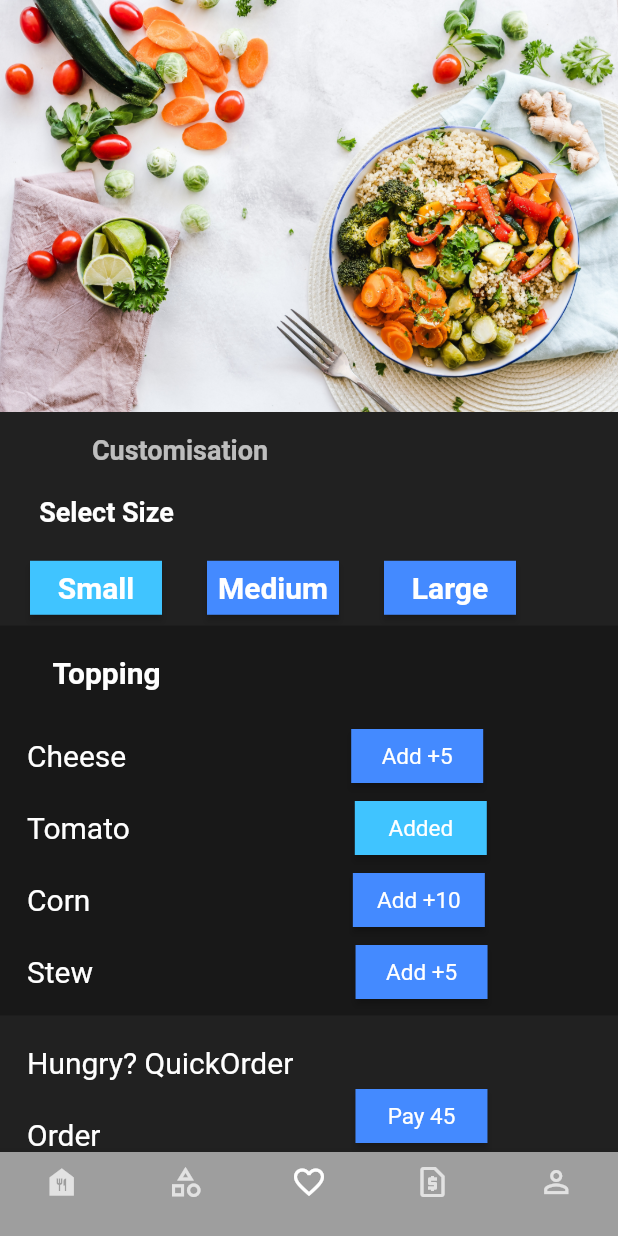
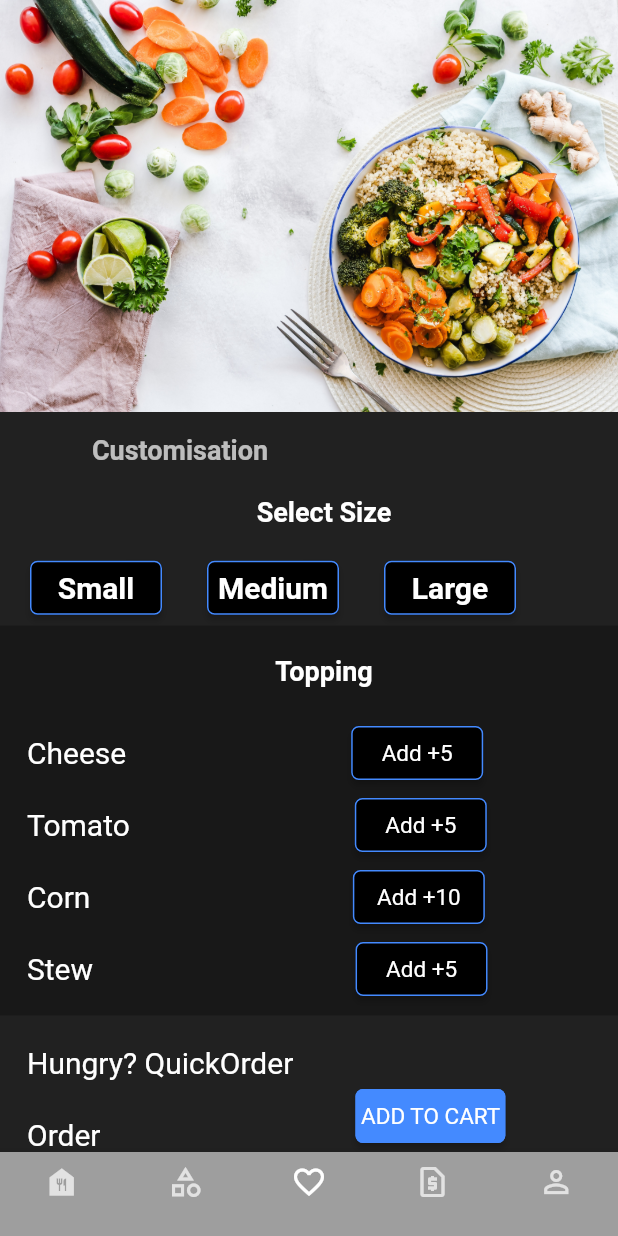
Before and after one commit to Viswanadareddy/project, a Flutter app: the BottomBarNavigation screen opened by its route, item 2 of the bottom bar chosen, on a phone screen of 412 x 824 dp. Run offline on Flutter 3.47's test engine with Material 2 defaults, Android fonts, the phone set to English and light mode, and no system bars; our stand-ins replace carousel_pro, flutter_settings_screens, font_awesome_flutter, google_fonts.

Commit message:
updated customisation page

```diff
--- a/lib/pages/customisation.dart
+++ b/lib/pages/customisation.dart
@@ -10,6 +10,14 @@ class Customisation extends StatefulWidget {
 }
 
 class _CustomisationState extends State<Customisation> {
+  bool _hasBeenPressed1 = false;
+  bool _hasBeenPressed2 = false;
+  bool _hasBeenPressed3 = false;
+  bool _hasBeenPressed4 = false;
+  bool _hasBeenPressed5 = false;
+  bool _hasBeenPressed6 = false;
+  bool _hasBeenPressed7 = false;
+  bool _hasBeenPressed8 = false;
   @override
   Widget build(BuildContext context) {
     return Container(
@@ -36,7 +44,7 @@ class _CustomisationState extends State<Customisation> {
             ),
           ),
           Padding(
-            padding: const EdgeInsets.only(right: 270, top: 20),
+            padding: const EdgeInsets.only(left: 20, top: 20),
             child: Directionality(
               textDirection: TextDirection.ltr,
               child: Text(
@@ -57,8 +65,10 @@ class _CustomisationState extends State<Customisation> {
                   Padding(
                     padding: EdgeInsets.only(top: 15, left: 20),
                     child: RawMaterialButton(
-                      onPressed: () {
-                        print('pressed');
+                      onPressed: () => {
+                        setState(() {
+                          _hasBeenPressed1 = !_hasBeenPressed1;
+                        })
                       },
                       child: Text(
                         'Small',
@@ -67,14 +77,20 @@ class _CustomisationState extends State<Customisation> {
                             fontWeight: FontWeight.w600,
                             color: Colors.white),
                       ),
-                      fillColor: Colors.lightBlueAccent,
+                      shape: RoundedRectangleBorder(
+                          side: BorderSide(color: Colors.blueAccent, width: 1),
+                          borderRadius: BorderRadius.circular(5)),
+                      fillColor:
+                          _hasBeenPressed1 ? Colors.blueAccent : Colors.black,
                     ),
                   ),
                   Padding(
                     padding: EdgeInsets.only(right: 30, left: 30, top: 15),
                     child: RawMaterialButton(
-                      onPressed: () {
-                        print('pressed');
+                      onPressed: () => {
+                        setState(() {
+                          _hasBeenPressed2 = !_hasBeenPressed2;
+                        })
                       },
                       child: Text(
                         'Medium',
@@ -83,15 +99,22 @@ class _CustomisationState extends State<Customisation> {
                             fontWeight: FontWeight.w600,
                             color: Colors.white),
                       ),
-                      fillColor: Colors.blueAccent,
+                      shape: RoundedRectangleBorder(
+                        side: BorderSide(color: Colors.blueAccent, width: 1),
+                        borderRadius: BorderRadius.circular(5),
+                      ),
+                      fillColor:
+                          _hasBeenPressed2 ? Colors.blueAccent : Colors.black,
                     ),
                   ),
                   Container(
                     child: Padding(
                       padding: EdgeInsets.only(top: 15),
                       child: RawMaterialButton(
-                        onPressed: () {
-                          print('pressed');
+                        onPressed: () => {
+                          setState(() {
+                            _hasBeenPressed3 = !_hasBeenPressed3;
+                          })
                         },
                         child: Text(
                           'Large',
@@ -100,7 +123,12 @@ class _CustomisationState extends State<Customisation> {
                               fontWeight: FontWeight.w600,
                               color: Colors.white),
                         ),
-                        fillColor: Colors.blueAccent,
+                        shape: RoundedRectangleBorder(
+                            side:
+                                BorderSide(color: Colors.blueAccent, width: 1),
+                            borderRadius: BorderRadius.circular(5)),
+                        fillColor:
+                            _hasBeenPressed3 ? Colors.blueAccent : Colors.black,
                       ),
                     ),
                   ),
@@ -116,13 +144,13 @@ class _CustomisationState extends State<Customisation> {
               child: Column(
                 children: [
                   Padding(
-                    padding: const EdgeInsets.only(right: 270, top: 20),
+                    padding: const EdgeInsets.only(left: 20, top: 20),
                     child: Directionality(
                       textDirection: TextDirection.ltr,
                       child: Text(
                         'Topping',
                         style: TextStyle(
-                          fontSize: 20.0,
+                          fontSize: 18.0,
                           fontWeight: FontWeight.bold,
                         ),
                       ),
@@ -147,13 +175,29 @@ class _CustomisationState extends State<Customisation> {
                             width: 150,
                           ),
                           RawMaterialButton(
-                            onPressed: () {},
-                            fillColor: Colors.blueAccent,
-                            child: Text(
+                            onPressed: () => {
+                              setState(() {
+                                _hasBeenPressed4 = !_hasBeenPressed4;
+                              })
+                            },
+                            child: _hasBeenPressed4
+                                ? Text(
+                                    'Added',
+                                    style: TextStyle(
+                                        fontSize: 15, color: Colors.white),
+                                  )
+                                : Text(
                                     'Add +5',
-                              style:
-                                  TextStyle(fontSize: 15, color: Colors.white),
+                                    style: TextStyle(
+                                        fontSize: 15, color: Colors.white),
                                   ),
+                            shape: RoundedRectangleBorder(
+                                side: BorderSide(
+                                    color: Colors.blueAccent, width: 1),
+                                borderRadius: BorderRadius.circular(5)),
+                            fillColor: _hasBeenPressed4
+                                ? Colors.blueAccent
+                                : Colors.black,
                           ),
                         ],
                       )),
@@ -173,13 +217,29 @@ class _CustomisationState extends State<Customisation> {
                             width: 150,
                           ),
                           RawMaterialButton(
-                            onPressed: () {},
-                            fillColor: Colors.lightBlueAccent,
-                            child: Text(
+                            onPressed: () => {
+                              setState(() {
+                                _hasBeenPressed5 = !_hasBeenPressed5;
+                              })
+                            },
+                            child: _hasBeenPressed5
+                                ? Text(
                                     'Added',
-                              style:
-                                  TextStyle(fontSize: 15, color: Colors.white),
+                                    style: TextStyle(
+                                        fontSize: 15, color: Colors.white),
+                                  )
+                                : Text(
+                                    'Add +5',
+                                    style: TextStyle(
+                                        fontSize: 15, color: Colors.white),
                                   ),
+                            shape: RoundedRectangleBorder(
+                                side: BorderSide(
+                                    color: Colors.blueAccent, width: 1),
+                                borderRadius: BorderRadius.circular(5)),
+                            fillColor: _hasBeenPressed5
+                                ? Colors.blueAccent
+                                : Colors.black,
                           ),
                         ],
                       )),
@@ -199,13 +259,29 @@ class _CustomisationState extends State<Customisation> {
                             width: 175,
                           ),
                           RawMaterialButton(
-                            onPressed: () {},
-                            fillColor: Colors.blueAccent,
-                            child: Text(
+                            onPressed: () => {
+                              setState(() {
+                                _hasBeenPressed6 = !_hasBeenPressed6;
+                              })
+                            },
+                            child: _hasBeenPressed6
+                                ? Text(
+                                    'Added',
+                                    style: TextStyle(
+                                        fontSize: 15, color: Colors.white),
+                                  )
+                                : Text(
                                     'Add +10',
-                              style:
-                                  TextStyle(fontSize: 15, color: Colors.white),
+                                    style: TextStyle(
+                                        fontSize: 15, color: Colors.white),
                                   ),
+                            shape: RoundedRectangleBorder(
+                                side: BorderSide(
+                                    color: Colors.blueAccent, width: 1),
+                                borderRadius: BorderRadius.circular(5)),
+                            fillColor: _hasBeenPressed6
+                                ? Colors.blueAccent
+                                : Colors.black,
                           ),
                         ],
                       )),
@@ -225,13 +301,29 @@ class _CustomisationState extends State<Customisation> {
                             width: 175,
                           ),
                           RawMaterialButton(
-                            onPressed: () {},
-                            fillColor: Colors.blueAccent,
-                            child: Text(
+                            onPressed: () => {
+                              setState(() {
+                                _hasBeenPressed7 = !_hasBeenPressed7;
+                              })
+                            },
+                            child: _hasBeenPressed7
+                                ? Text(
+                                    'Added',
+                                    style: TextStyle(
+                                        fontSize: 15, color: Colors.white),
+                                  )
+                                : Text(
                                     'Add +5',
-                              style:
-                                  TextStyle(fontSize: 15, color: Colors.white),
+                                    style: TextStyle(
+                                        fontSize: 15, color: Colors.white),
                                   ),
+                            shape: RoundedRectangleBorder(
+                                side: BorderSide(
+                                    color: Colors.blueAccent, width: 1),
+                                borderRadius: BorderRadius.circular(5)),
+                            fillColor: _hasBeenPressed7
+                                ? Colors.blueAccent
+                                : Colors.black,
                           ),
                         ],
                       )),
@@ -267,12 +359,17 @@ class _CustomisationState extends State<Customisation> {
                     width: 170,
                   ),
                   RawMaterialButton(
-                    onPressed: () {},
-                    fillColor: Colors.blueAccent,
+                    onPressed: () {
+                      Navigator.pushNamed(context, 'cartpage');
+                    },
                     child: Text(
-                      'Pay 45',
+                      ' ADD TO CART ',
                       style: TextStyle(fontSize: 15, color: Colors.white),
                     ),
+                    shape: RoundedRectangleBorder(
+                        side: BorderSide(color: Colors.blueAccent, width: 1),
+                        borderRadius: BorderRadius.circular(5)),
+                    fillColor: Colors.blueAccent,
                   ),
                 ],
               )),
--- a/lib/pages/profile.dart
+++ b/lib/pages/profile.dart
@@ -1,6 +1,7 @@
 import 'dart:ui';
 
 import 'package:flutter/material.dart';
+import 'package:flutter/services.dart';
 
 class Profile extends StatelessWidget {
   const Profile({Key? key}) : super(key: key);
@@ -231,7 +232,7 @@ class Profile extends StatelessWidget {
                   width: 100,
                   child: RawMaterialButton(
                     onPressed: () {
-                      Navigator.pushNamed(context, 'login');
+                      SystemNavigator.pop();
                     },
                     padding: EdgeInsets.all(10),
                     child: Text('LOGOUT'),
```
Lines whose indentation alone changed are shown as unchanged.
